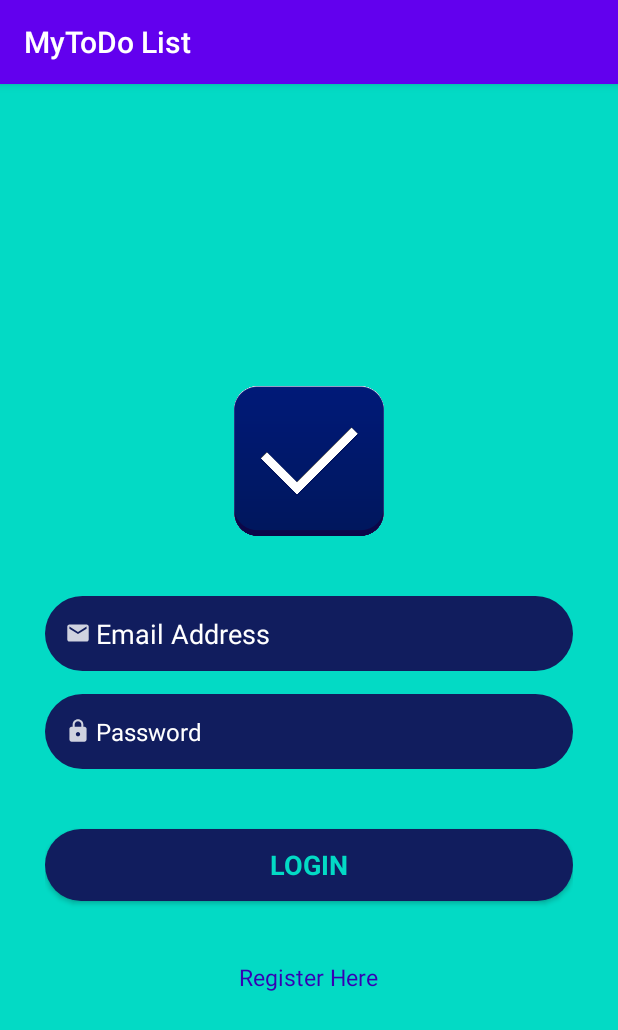
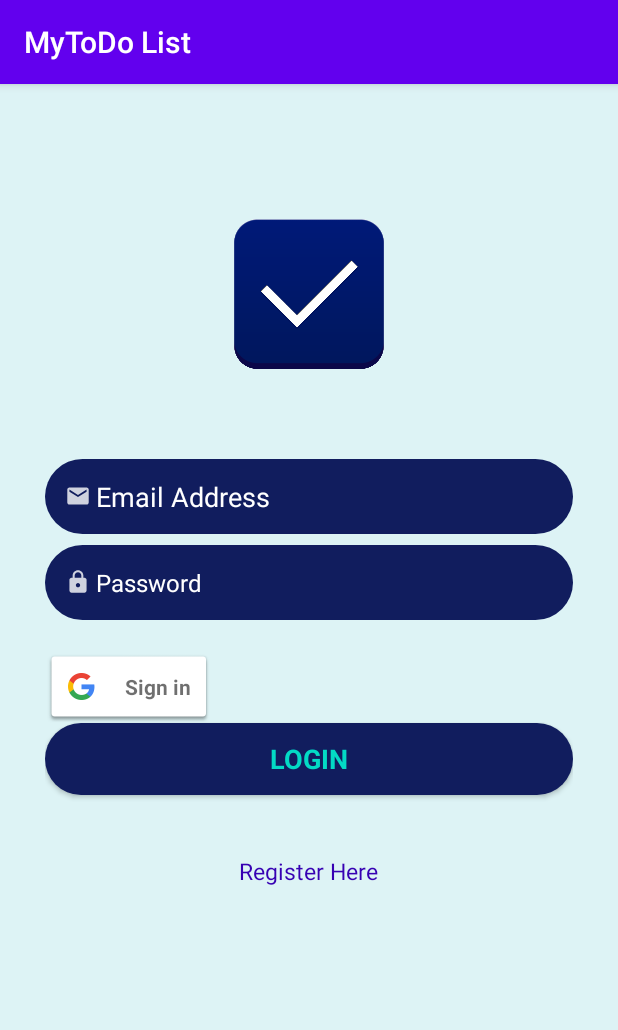
Before and after one commit to franktrejosgallego/KotlinTodoApp, an Android app: the screen it shows after launch (MainActivity before the commit, LoginActivity after it), after a tap on "LOGIN", on a phone screen of 412 x 824 dp. Shown: the top 1030 px of the screen. Run offline under Robolectric (Android 15) with nearby library versions, the phone set to English and light mode, and no system bars; our stand-ins replace Firebase (no records; nobody signed in at launch, a user with empty details on screens opened directly), data binding; Roboto replaces fonts that are not available here.

Commit message:
GoogleSignIn

```diff
--- a/app/build.gradle
+++ b/app/build.gradle
@@ -43,8 +43,10 @@ dependencies {
     androidTestImplementation 'androidx.test.ext:junit:1.1.1'
     androidTestImplementation 'androidx.test.espresso:espresso-core:3.2.0'
     implementation 'com.firebaseui:firebase-ui-auth:6.2.1'
-
+    implementation 'com.google.android.material:material:1.1.0'
+    implementation 'com.google.android.gms:play-services-auth:18.0.0'
     implementation "android.arch.navigation:navigation-fragment-ktx:$navigationVersion"
     implementation "android.arch.navigation:navigation-ui-ktx:$navigationVersion"
 
+
 }
--- /dev/null
+++ b/app/src/main/java/com/example/mytodolist/LoginActivity.kt
@@ -0,0 +1,157 @@
+package com.example.mytodolist
+
+import android.content.ContentValues
+import android.content.Intent
+import androidx.appcompat.app.AppCompatActivity
+import android.os.Bundle
+import android.util.Log
+import android.view.View
+import android.widget.Toast
+import androidx.databinding.DataBindingUtil
+import com.example.mytodolist.databinding.ActivityLoginBinding
+import com.google.android.gms.auth.api.signin.GoogleSignIn
+
+import com.google.android.gms.auth.api.signin.GoogleSignInClient
+import com.google.android.gms.auth.api.signin.GoogleSignInOptions
+import com.google.android.gms.common.api.ApiException
+import com.google.android.material.snackbar.Snackbar
+import com.google.firebase.auth.FirebaseAuth
+import com.google.firebase.auth.FirebaseUser
+import com.google.firebase.auth.GoogleAuthProvider
+import com.google.firebase.auth.ktx.auth
+import com.google.firebase.ktx.Firebase
+
+class LoginActivity : AppCompatActivity() {
+
+    private lateinit var auth: FirebaseAuth
+    private lateinit var googleSignInClient: GoogleSignInClient
+    private lateinit var binding: ActivityLoginBinding
+    private val TAG = "MainActivity"
+
+
+    override fun onCreate(savedInstanceState: Bundle?) {
+        super.onCreate(savedInstanceState)
+        binding = DataBindingUtil.setContentView(this, R.layout.activity_login)
+        auth = Firebase.auth
+
+        // Configure Google Sign In
+        val gso = GoogleSignInOptions.Builder(GoogleSignInOptions.DEFAULT_SIGN_IN)
+            .requestIdToken(getString(R.string.default_web_client_id))
+            .requestEmail()
+            .build()
+
+        googleSignInClient = GoogleSignIn.getClient(this, gso)
+
+        binding.loginButton.setOnClickListener { view: View ->
+        val email = binding.editTextTextEmailAddress.text.toString()
+        val password = binding.editTextTextPassword.text.toString()
+        Log.i("Login", "Email is $email")
+        Log.i("Login", "Email is $password")
+        Log.i("Login", "You are successfully logged in")
+        Toast.makeText(this, "You are successfully logged in", Toast.LENGTH_SHORT).show()
+
+        signInUser(email, password)
+        }
+
+        binding.registerHere.setOnClickListener {
+            val intent = Intent(this, RegisterActivity::class.java)
+            startActivity(intent)
+            finish()
+
+        }
+
+        binding.signInButton.setOnClickListener{
+          signIn()
+        }
+
+    }
+        private fun signInUser(email:String, password: String){
+
+            auth.signInWithEmailAndPassword(email, password)
+                .addOnCompleteListener { task ->
+                    if (task.isSuccessful)
+                    {
+                        // Sign in success, update UI with the signed-in user's information
+                        Log.d(ContentValues.TAG, "signInWithEmail:success")
+                        val user = auth.currentUser
+                        updateUI(user)
+                    } else
+                    { // If sign in fails, display a message to the user.
+                        Log.w(ContentValues.TAG, "signInWithEmail:failure", task.exception)
+                        Toast.makeText(this, "Authentication failed. Try Again", Toast.LENGTH_SHORT).show()
+                        updateUI(null)
+                    }
+                }
+        }
+
+
+        public override fun onStart() {
+            super.onStart()
+            val currentUser = auth.currentUser
+            updateUI(currentUser)
+        }
+
+        fun updateUI(currentUser: FirebaseUser?){
+
+        }
+
+    private fun signIn() {
+        val signInIntent = googleSignInClient.signInIntent
+        startActivityForResult(signInIntent, RC_SIGN_IN)
+        Snackbar.make(
+            findViewById(android.R.id.content),
+            "You are successfully logged in",
+            Snackbar.LENGTH_SHORT
+        ).show()
+    }
+
+    override fun onActivityResult(requestCode: Int, resultCode: Int, data: Intent?) {
+        super.onActivityResult(requestCode, resultCode, data)
+
+        // Result returned from launching the Intent from GoogleSignInApi.getSignInIntent(...);
+        if (requestCode == RC_SIGN_IN) {
+            val task = GoogleSignIn.getSignedInAccountFromIntent(data)
+            try {
+                // Google Sign In was successful, authenticate with Firebase
+                val account = task.getResult(ApiException::class.java)!!
+                Log.d(TAG, "firebaseAuthWithGoogle:" + account.id)
+                firebaseAuthWithGoogle(account.idToken!!)
+            } catch (e: ApiException) {
+                // Google Sign In failed, update UI appropriately
+                Log.w(TAG, "Google sign in failed", e)
+                // ...
+            }
+        }
+    }
+
+    private fun firebaseAuthWithGoogle(idToken: String) {
+        val credential = GoogleAuthProvider.getCredential(idToken, null)
+        auth.signInWithCredential(credential)
+            .addOnCompleteListener(this) { task ->
+                if (task.isSuccessful) {
+                    // Sign in success, update UI with the signed-in user's information
+                    Log.d(TAG, "signInWithCredential:success")
+                    val user = auth.currentUser
+                    updateUI(user)
+                } else {
+                    // If sign in fails, display a message to the user.
+                    Log.w(TAG, "signInWithCredential:failure", task.exception)
+                    // ...
+
+                    Snackbar.make(
+                        findViewById(android.R.id.content),
+                        getString(R.string.authentication_failed),
+                        Snackbar.LENGTH_SHORT
+                    ).show()
+                    updateUI(null)
+                }
+
+                // ...
+            }
+    }
+
+    companion object {
+        private const val RC_SIGN_IN = 123
+    }
+
+    }
--- a/app/src/main/java/com/example/mytodolist/MainActivity.kt
+++ /dev/null
@@ -1,35 +0,0 @@
-package com.example.mytodolist
-
-import androidx.appcompat.app.AppCompatActivity
-import android.os.Bundle
-import android.util.Log
-import android.widget.Toast
-import androidx.databinding.DataBindingUtil
-import com.example.mytodolist.databinding.ActivityMainBinding
-import com.google.firebase.auth.FirebaseAuth
-import com.google.firebase.auth.FirebaseUser
-import com.google.firebase.auth.ktx.auth
-import com.google.firebase.ktx.Firebase
-
-class MainActivity : AppCompatActivity() {
-
-    override fun onCreate(savedInstanceState: Bundle?) {
-        super.onCreate(savedInstanceState)
-        val binding = DataBindingUtil.setContentView<ActivityMainBinding>(this, R.layout.activity_main)
-     //   setContentView(R.layout.activity_main)
-        // Toast.makeText(this, "Welcome", Toast.LENGTH_SHORT).show()
-
-    }
-
-
-
-
-
-
-
-
-
-
-
-
-}
--- a/app/src/main/java/com/example/mytodolist/SplashScreenActivity.kt
+++ b/app/src/main/java/com/example/mytodolist/SplashScreenActivity.kt
@@ -14,7 +14,7 @@ class SplashScreenActivity : AppCompatActivity() {
 
         handler = Handler()
         handler.postDelayed({
-            val intent = Intent(this, MainActivity::class.java)
+            val intent = Intent(this, LoginActivity::class.java)
             startActivity(intent)
             finish()
         }, 3000)
--- a/app/src/main/java/com/example/mytodolist/login/LoginFragment.kt
+++ /dev/null
@@ -1,83 +0,0 @@
-package com.example.mytodolist.login
-
-import android.content.ContentValues.TAG
-import android.os.Bundle
-import android.util.Log
-import androidx.fragment.app.Fragment
-import android.view.LayoutInflater
-import android.view.View
-import android.view.ViewGroup
-import android.widget.Toast
-import androidx.databinding.DataBindingUtil
-import androidx.navigation.findNavController
-import com.example.mytodolist.R
-import com.example.mytodolist.databinding.ActivityMainBinding
-import com.example.mytodolist.databinding.FragmentLoginBinding
-import com.google.firebase.auth.FirebaseAuth
-import com.google.firebase.auth.FirebaseUser
-import com.google.firebase.auth.ktx.auth
-import com.google.firebase.ktx.Firebase
-
-class LoginFragment : Fragment() {
-    private lateinit var auth: FirebaseAuth
-
-    //----------------------- OnCreate Start
-    override fun onCreateView(inflater: LayoutInflater, container: ViewGroup?, savedInstanceState: Bundle?): View? {
-
-        val binding = DataBindingUtil.inflate<FragmentLoginBinding>(inflater, R.layout.fragment_login, container, false)
-        auth = Firebase.auth
-
-        binding.loginButton.setOnClickListener{view: View ->
-            val email = binding.editTextTextEmailAddress.text.toString()
-            val password = binding.editTextTextPassword.text.toString()
-            Log.i("Login", "Email is $email")
-            Log.i("Login", "Email is $password")
-            Log.i("Login", "You are successfully logged in")
-            Toast.makeText(context, "You are successfully loggeg in", Toast.LENGTH_SHORT).show()
-
-                signInUser(email,password)
-        }
-
-        binding.registerHere.setOnClickListener{view: View ->
-            view.findNavController().navigate(R.id.action_loginFragment_to_signUpFragment)
-        }
-
-        return binding.root
-    }
-    //------------------------ OnCreate End
-
-    private fun signInUser(email:String, password: String){
-
-        auth.signInWithEmailAndPassword(email, password)
-            .addOnCompleteListener { task ->
-                if (task.isSuccessful) {
-                    // Sign in success, update UI with the signed-in user's information
-                    Log.d(TAG, "signInWithEmail:success")
-                    val user = auth.currentUser
-                    updateUI(user)
-                } else {
-                    // If sign in fails, display a message to the user.
-                    Log.w(TAG, "signInWithEmail:failure", task.exception)
-                    Toast.makeText(context, "Authentication failed. Try Again",
-                        Toast.LENGTH_SHORT).show()
-                    updateUI(null)
-                    // ...
-                }
-
-                // ...
-            }
-
-    }
-
-
-
-    public override fun onStart() {
-        super.onStart()
-        val currentUser = auth.currentUser
-        updateUI(currentUser)
-    }
-
-    fun updateUI(currentUser: FirebaseUser?){
-
-    }
-}
--- a/app/src/main/java/com/example/mytodolist/login/LoginViewModel.kt
+++ /dev/null
@@ -1,4 +0,0 @@
-package com.example.mytodolist.login
-
-class LoginViewModel {
-}
--- a/app/src/main/java/com/example/mytodolist/login/LoginViewModelFactory.kt
+++ /dev/null
@@ -1,4 +0,0 @@
-package com.example.mytodolist.login
-
-class LoginViewModelFactory {
-}
--- /dev/null
+++ b/app/src/main/res/layout/activity_login.xml
@@ -0,0 +1,94 @@
+<?xml version="1.0" encoding="utf-8"?>
+
+<layout xmlns:android="http://schemas.android.com/apk/res/android"
+    xmlns:app="http://schemas.android.com/apk/res-auto"
+    xmlns:tools="http://schemas.android.com/tools"
+    tools:context=".LoginActivity">
+    <data>
+        <variable
+            name="login_activity"
+            type="com.example.mytodolist.LoginActivity" />
+    </data>
+
+    <!-- TODO: Update blank fragment layout -->
+    <LinearLayout
+        android:layout_width="match_parent"
+        android:layout_height="match_parent"
+        android:orientation="vertical"
+        android:paddingStart="30dp"
+        android:paddingEnd="30dp"
+        android:paddingTop="50dp"
+        android:background="@color/light_blue">
+
+        <ImageView
+            android:id="@+id/logo"
+            android:layout_width="100dp"
+            android:layout_height="180dp"
+            android:layout_gravity="center"
+            android:layout_marginBottom="20dp"
+            android:contentDescription="logo"
+            android:src="@drawable/todologo" />
+
+
+        <EditText
+            android:id="@+id/editTextTextEmailAddress"
+            android:layout_width="match_parent"
+            android:layout_height="50dp"
+            android:paddingStart="10dp"
+            android:drawableStart="@drawable/ic_action_email_address"
+            android:ems="10"
+            android:layout_marginBottom="7dp"
+            android:background="@drawable/rounded_edittext"
+            android:hint="@string/email_address"
+            android:inputType="textEmailAddress"
+            android:textColor="@color/white"
+            android:textColorHint="@color/white"
+            />
+
+        <EditText
+            android:id="@+id/editTextTextPassword"
+            android:layout_width="match_parent"
+            android:layout_height="50dp"
+            android:paddingStart="10dp"
+            android:drawableStart="@drawable/ic_action_password"
+            android:ems="10"
+            android:layout_marginBottom="20dp"
+            android:background="@drawable/rounded_edittext"
+            android:hint="@string/password"
+            android:inputType="textPassword"
+            android:textColor="@color/white"
+            android:textColorHint="@color/white"
+
+            android:textSize="16sp"
+            />
+
+        <com.google.android.gms.common.SignInButton
+            android:id="@+id/sign_in_button"
+            android:layout_width="wrap_content"
+            android:layout_height="wrap_content" />
+
+        <Button
+            android:id="@+id/loginButton"
+            android:layout_width="match_parent"
+            android:layout_height="wrap_content"
+            android:layout_marginBottom="40dp"
+            android:background="@drawable/rounded_edittext"
+            android:fontFamily="sans-serif"
+            android:text="@string/login"
+            android:textColor="@color/colorAccent"
+            android:textSize="18sp"
+            android:textStyle="bold" />
+
+        <TextView
+            android:id="@+id/registerHere"
+            android:layout_width="wrap_content"
+            android:layout_height="wrap_content"
+            android:text="@string/register"
+            android:layout_gravity="center"
+            android:textColor="@color/colorPrimaryDark"
+            android:textSize="15sp"
+            />
+
+    </LinearLayout>
+
+</layout>
--- a/app/src/main/res/layout/activity_main.xml
+++ /dev/null
@@ -1,24 +0,0 @@
-<?xml version="1.0" encoding="utf-8"?>
-
-<layout xmlns:android="http://schemas.android.com/apk/res/android"
-    xmlns:app="http://schemas.android.com/apk/res-auto"
-    xmlns:tools="http://schemas.android.com/tools"
-    tools:context=".MainActivity">
-
-    <LinearLayout
-        android:layout_width="match_parent"
-        android:layout_height="match_parent"
-        android:orientation="vertical">
-
-        <fragment
-            android:id="@+id/myNavHostFragment"
-            android:name="androidx.navigation.fragment.NavHostFragment"
-            android:layout_width="match_parent"
-            android:layout_height="match_parent"
-            app:navGraph="@navigation/navigation"
-            app:defaultNavHost="true"
-            />
-
-    </LinearLayout>
-
-</layout>
--- a/app/src/main/res/layout/activity_splash_screen.xml
+++ b/app/src/main/res/layout/activity_splash_screen.xml
@@ -4,7 +4,7 @@
     xmlns:tools="http://schemas.android.com/tools"
     android:layout_width="match_parent"
     android:layout_height="match_parent"
-    android:background="@color/colorAccent"
+    android:background="@color/light_blue"
     tools:context=".SplashScreenActivity">
 
 
--- a/app/src/main/res/layout/fragment_login.xml
+++ /dev/null
@@ -1,79 +0,0 @@
-<?xml version="1.0" encoding="utf-8"?>
-<layout xmlns:android="http://schemas.android.com/apk/res/android"
-    xmlns:app="http://schemas.android.com/apk/res-auto"
-    xmlns:tools="http://schemas.android.com/tools"
-    tools:context=".login.LoginFragment">
-
-    <!-- TODO: Update blank fragment layout -->
-<LinearLayout
-    android:layout_width="match_parent"
-    android:layout_height="match_parent"
-    android:orientation="vertical"
-    android:padding="30dp"
-    android:gravity="center"
-    android:background="@color/colorAccent">
-
-    <ImageView
-        android:id="@+id/logo"
-        android:layout_width="100dp"
-        android:layout_height="180dp"
-        android:layout_gravity="center"
-        android:contentDescription="logo"
-        android:src="@drawable/todologo" />
-
-    <EditText
-        android:id="@+id/editTextTextEmailAddress"
-        android:layout_width="match_parent"
-        android:layout_height="50dp"
-        android:paddingStart="10dp"
-        android:drawableStart="@drawable/ic_action_email_address"
-        android:ems="10"
-        android:layout_marginBottom="15dp"
-        android:background="@drawable/rounded_edittext"
-        android:hint="@string/email_address"
-        android:inputType="textEmailAddress"
-        android:textColor="@color/white"
-        android:textColorHint="@color/white"
-        />
-
-    <EditText
-        android:id="@+id/editTextTextPassword"
-        android:layout_width="match_parent"
-        android:layout_height="50dp"
-        android:paddingStart="10dp"
-        android:drawableStart="@drawable/ic_action_password"
-        android:ems="10"
-        android:layout_marginBottom="40dp"
-        android:background="@drawable/rounded_edittext"
-        android:hint="@string/password"
-        android:inputType="textPassword"
-        android:textColor="@color/white"
-        android:textColorHint="@color/white"
-
-        android:textSize="16sp"
-       />
-
-
-    <Button
-        android:id="@+id/loginButton"
-        android:layout_width="match_parent"
-        android:layout_height="wrap_content"
-        android:layout_marginBottom="40dp"
-        android:background="@drawable/rounded_edittext"
-        android:fontFamily="sans-serif"
-        android:text="@string/login"
-        android:textColor="@color/colorAccent"
-        android:textSize="18sp"
-        android:textStyle="bold" />
-
-    <TextView
-        android:id="@+id/registerHere"
-        android:layout_width="wrap_content"
-        android:layout_height="wrap_content"
-        android:text="@string/register"
-        android:textColor="@color/colorPrimaryDark"
-        android:textSize="15sp"
-        />
-
-</LinearLayout>
-</layout>
--- a/app/src/main/res/navigation/navigation.xml
+++ /dev/null
@@ -1,31 +0,0 @@
-<?xml version="1.0" encoding="utf-8"?>
-<navigation xmlns:android="http://schemas.android.com/apk/res/android"
-    xmlns:app="http://schemas.android.com/apk/res-auto"
-    xmlns:tools="http://schemas.android.com/tools"
-    android:id="@+id/navigation"
-    app:startDestination="@id/loginFragment">
-
-    <fragment
-        android:id="@+id/loginFragment"
-        android:name="com.example.mytodolist.login.LoginFragment"
-        android:label="fragment_login"
-        tools:layout="@layout/fragment_login" >
-        <action
-            android:id="@+id/action_loginFragment_to_signUpFragment"
-            app:destination="@id/signUpFragment" />
-    </fragment>
-    <fragment
-        android:id="@+id/signUpFragment"
-        android:name="com.example.mytodolist.SignUpFragment"
-        android:label="fragment_sign_up"
-        tools:layout="@layout/fragment_sign_up" >
-        <action
-            android:id="@+id/action_signUpFragment_to_loginFragment"
-            app:destination="@id/loginFragment" />
-    </fragment>
-    <activity
-        android:id="@+id/splashScreenActivity"
-        android:name="com.example.mytodolist.SplashScreenActivity"
-        android:label="activity_splash_screen"
-        tools:layout="@layout/activity_splash_screen" />
-</navigation>
--- a/app/src/main/res/values/colors.xml
+++ b/app/src/main/res/values/colors.xml
@@ -6,4 +6,5 @@
     <color name="black">#000000</color>
     <color name="white">#ffffff</color>
     <color name="dark_blue">#111d5e</color>
+    <color name="light_blue">#ddf3f5</color>
 </resources>
--- a/app/src/main/res/values/strings.xml
+++ b/app/src/main/res/values/strings.xml
@@ -11,4 +11,5 @@
     <string name="already_registered_login_here">Already Registered? Login here</string>
     <string name="username">UserName</string>
     <string name="select_photo">Select Photo</string>
+    <string name="authentication_failed">Authentication Failed.</string>
 </resources>
```
Also changed, not shown: app/src/main/AndroidManifest.xml (+4 -3 lines), app/src/main/java/com/example/mytodolist/RegisterActivity.kt (renamed from app/src/main/java/com/example/mytodolist/SignUpFragment.kt, +22 -38 lines), app/src/main/res/layout/activity_register.xml (renamed from app/src/main/res/layout/fragment_sign_up.xml, +14 -9 lines).
